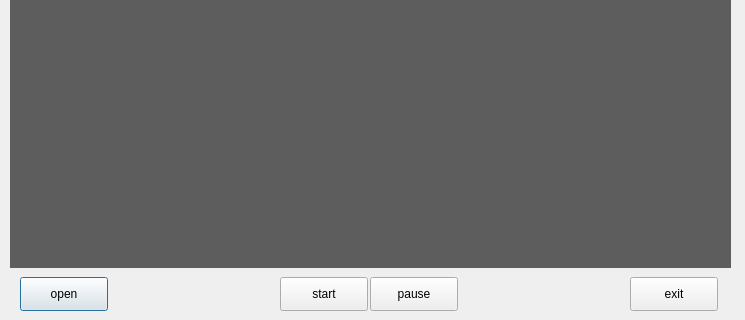
Before: the Qt Designer form ui_mainwindow.ui in Liu8018/RhythmBeater, drawn with Qt 5; both pictures show x 0 to 745 and y 253 to 573 of the 745 by 573 pixel window.
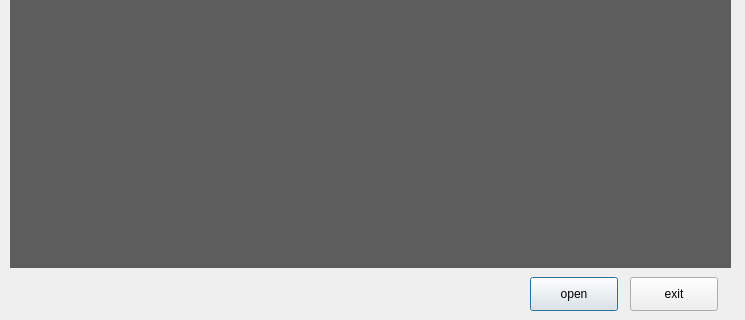
After: the same form once the commit is applied.

What changed in the file:
```diff
--- a/ui_mainwindow.ui
+++ b/ui_mainwindow.ui
@@ -44,7 +44,7 @@
   <widget class="QPushButton" name="open_pushButton">
    <property name="geometry">
     <rect>
-     <x>20</x>
+     <x>530</x>
      <y>530</y>
      <width>88</width>
      <height>34</height>
@@ -67,32 +67,6 @@
     <string>exit</string>
    </property>
   </widget>
-  <widget class="QPushButton" name="start_pushButton">
-   <property name="geometry">
-    <rect>
-     <x>280</x>
-     <y>530</y>
-     <width>88</width>
-     <height>34</height>
-    </rect>
-   </property>
-   <property name="text">
-    <string>start</string>
-   </property>
-  </widget>
-  <widget class="QPushButton" name="pause_pushButton">
-   <property name="geometry">
-    <rect>
-     <x>370</x>
-     <y>530</y>
-     <width>88</width>
-     <height>34</height>
-    </rect>
-   </property>
-   <property name="text">
-    <string>pause</string>
-   </property>
-  </widget>
   <widget class="QLabel" name="text_label">
    <property name="geometry">
     <rect>
```
